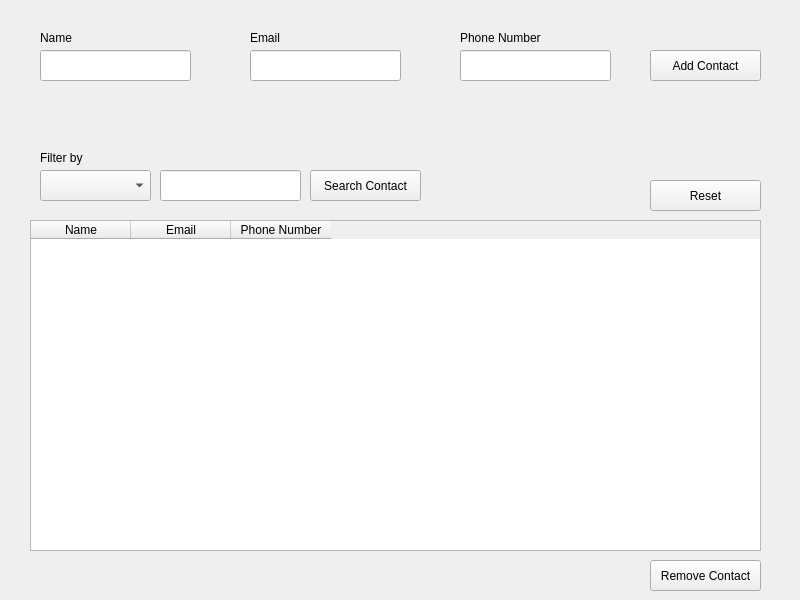
Old version of the form ex00/src/mainwindow.ui in the repository SEAME-pt/Team02-Module03.
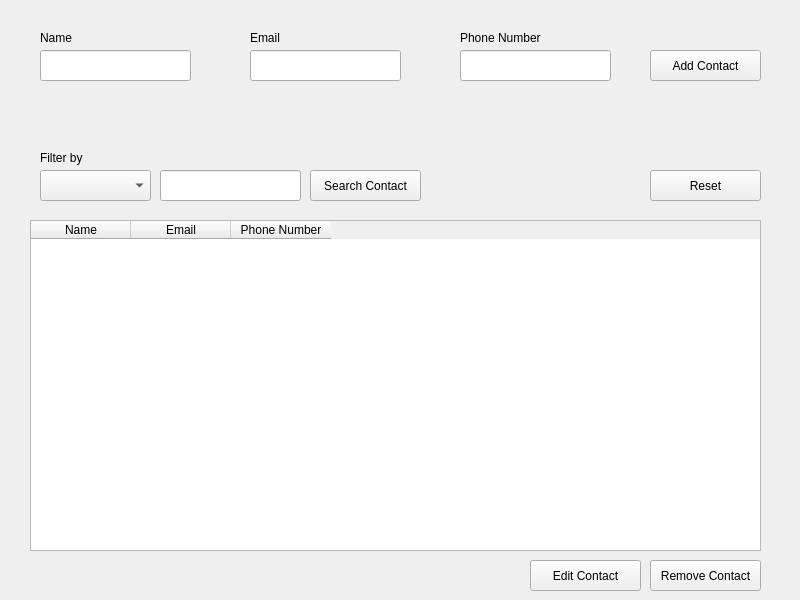
New version of the form.

Commit message:
Remove unused build files and add editContact functionality to ContactList
Also added the error messages that got lost

The edit to the form file:
```diff
--- a/ex00/src/mainwindow.ui
+++ b/ex00/src/mainwindow.ui
@@ -187,7 +187,7 @@
     <property name="geometry">
      <rect>
       <x>650</x>
-      <y>180</y>
+      <y>170</y>
       <width>111</width>
       <height>31</height>
      </rect>
@@ -250,6 +250,19 @@
      <string>Filter by</string>
     </property>
    </widget>
+   <widget class="QPushButton" name="editContactButton">
+    <property name="geometry">
+     <rect>
+      <x>530</x>
+      <y>560</y>
+      <width>111</width>
+      <height>31</height>
+     </rect>
+    </property>
+    <property name="text">
+     <string>Edit Contact</string>
+    </property>
+   </widget>
   </widget>
  </widget>
  <resources/>
```
The commit also changes 63 other files.
